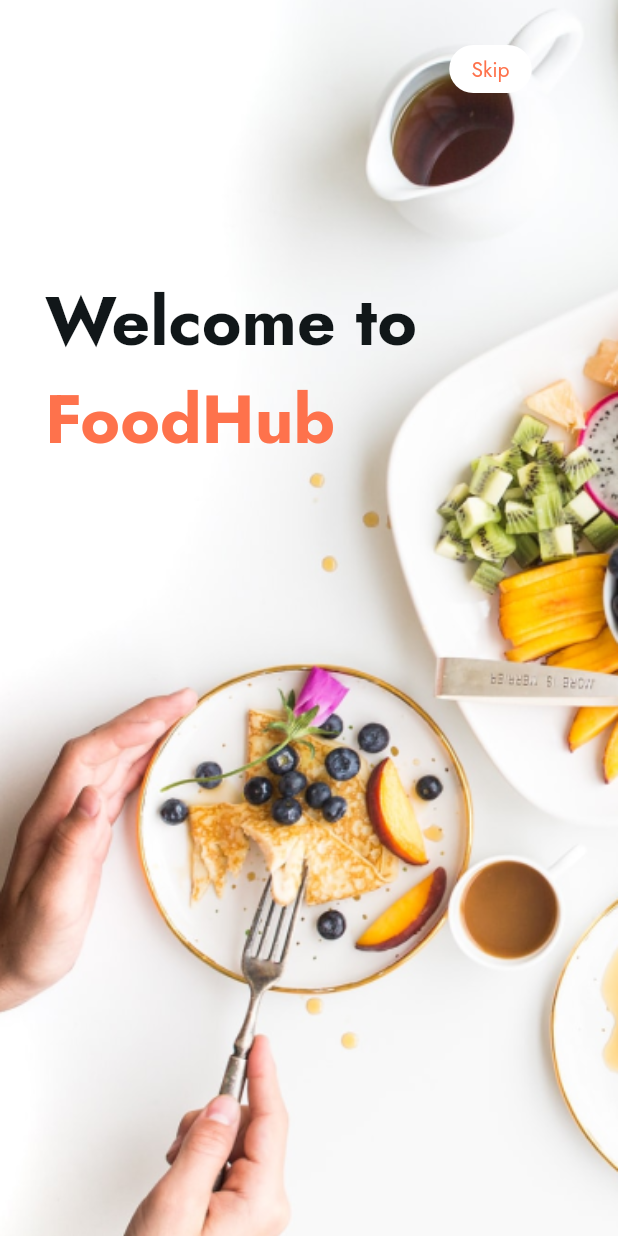
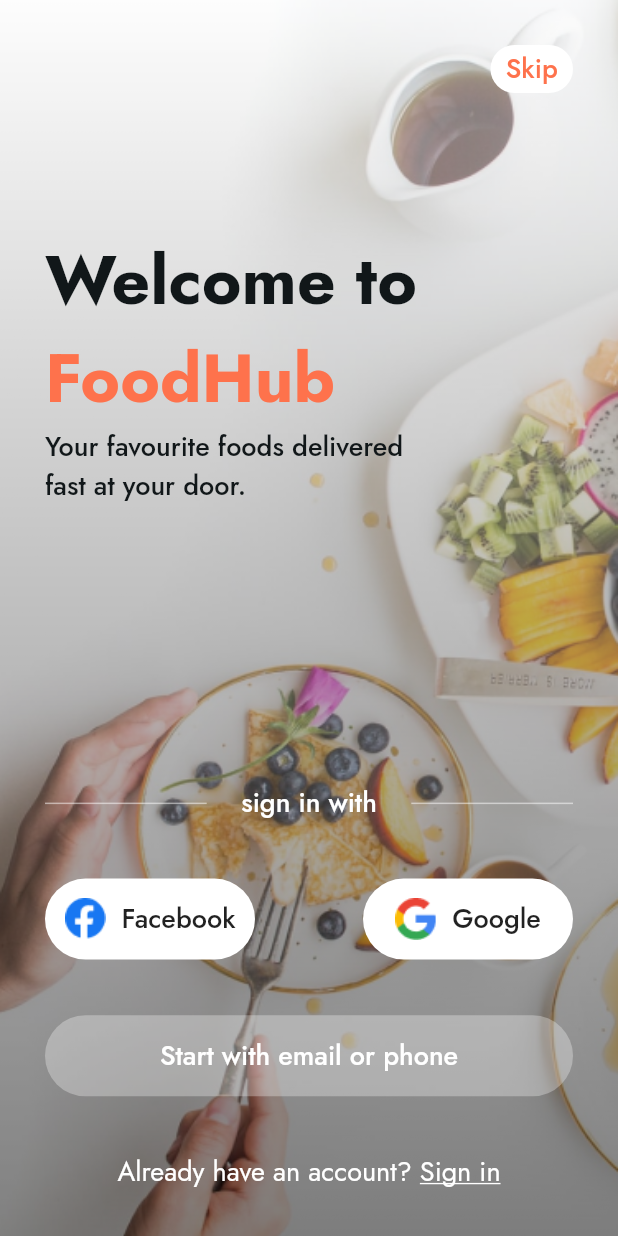
Before and after one commit to ahmedrsamak/food_hub, a Flutter app: the screen it shows after launch, on a phone screen of 412 x 824 dp. Run offline on Flutter 3.47's test engine with Material 2 defaults, Android fonts, the phone set to English and light mode, and no system bars.

Commit message:
Welcome_screen Completed

```diff
--- a/lib/components/buttons.dart
+++ b/lib/components/buttons.dart
@@ -1,4 +1,5 @@
 import 'package:flutter/material.dart';
+import 'package:food_hub/shared/styles/texts_styles.dart';
 
 class CustomButtons {
   static Widget textOnlyButton({
@@ -9,20 +10,70 @@ class CustomButtons {
     required String text,
     required void Function()? onTap,
   }) =>
-      InkWell(
+      Container(
+        decoration: BoxDecoration(
+          color: buttonColor,
+          borderRadius: BorderRadius.circular(30),
+        ),
+        child: Material(
+          color: Colors.transparent,
+          child: InkWell(
             onTap: onTap,
             child: Container(
               alignment: Alignment.center,
               width: width,
               height: height,
-          decoration: BoxDecoration(
-            color: buttonColor,
-            borderRadius: BorderRadius.circular(30),
-          ),
               child: Text(
                 text,
                 style: textStyle,
               ),
             ),
+          ),
+        ),
+      );
+
+  static Widget textLogoButton({
+    double width = 30,
+    double height = 20,
+    Color buttonColor = Colors.white,
+    TextStyle? textStyle,
+    EdgeInsets logoPadding = const EdgeInsets.symmetric(horizontal: 5),
+    required String text,
+    required void Function()? onTap,
+    required String logo,
+    required double logoHeight,
+    required double logoWidth,
+  }) =>
+      Container(
+        decoration: BoxDecoration(
+          color: buttonColor,
+          borderRadius: BorderRadius.circular(30),
+        ),
+        child: Material(
+          color: Colors.transparent,
+          child: InkWell(
+            onTap: onTap,
+            child: Container(
+              alignment: Alignment.center,
+              width: width,
+              height: height,
+              child: Row(
+                mainAxisAlignment: MainAxisAlignment.center,
+                children: [
+                  Image.asset(
+                    "assets/images/$logo.png",
+                    height: logoHeight,
+                    width: logoWidth,
+                  ),
+                  Padding(padding: logoPadding),
+                  Text(
+                    text,
+                    style: textStyle,
+                  ),
+                ],
+              ),
+            ),
+          ),
+        ),
       );
 }
--- /dev/null
+++ b/lib/components/otherCustomWidgets.dart
@@ -0,0 +1,23 @@
+import 'package:flutter/material.dart';
+
+class CustomWidgets {
+  static Widget customDividerWithCenterText({
+    Color? dividerColor,
+    required String text,
+    TextStyle? textStyle,
+    double thickness = 1,
+  }) =>
+      Row(
+        children: [
+          Expanded(child: Divider(color: dividerColor, thickness: thickness)),
+          Padding(
+            padding: EdgeInsets.symmetric(horizontal: 23),
+            child: Text(
+              text,
+              style: textStyle,
+            ),
+          ),
+          Expanded(child: Divider(color: dividerColor, thickness: 1)),
+        ],
+      );
+}
--- /dev/null
+++ b/lib/components/texts.dart
@@ -0,0 +1,18 @@
+import 'package:flutter/material.dart';
+
+class FoodHubCustomTexts {
+  static RichText customTextWithUrl({
+    required String text1,
+    required String text2,
+    TextStyle? text1Style,
+    TextStyle? text2Style,
+  }) =>
+      RichText(
+        text: TextSpan(
+          children: [
+            TextSpan(text: text1, style: text1Style),
+            TextSpan(text: text2, style: text2Style),
+          ],
+        ),
+      );
+}
--- a/lib/main.dart
+++ b/lib/main.dart
@@ -1,9 +1,15 @@
+import 'dart:ui';
+
 import 'package:flutter/material.dart';
 import 'package:food_hub/screens/primary_screens/splash_screen.dart';
 import 'package:food_hub/screens/primary_screens/welcome_screen.dart';
 import 'package:food_hub/shared/styles/colors.dart';
 
+var physicalScreenSize = window.physicalSize;
+var physicalWidth = physicalScreenSize.width;
+var physicalHeight = physicalScreenSize.height;
 void main() {
+  print("width: $physicalWidth\nheight: $physicalHeight");
   runApp(const MyApp());
 }
 
--- a/lib/screens/primary_screens/splash_screen.dart
+++ b/lib/screens/primary_screens/splash_screen.dart
@@ -1,6 +1,6 @@
 import 'package:flutter/material.dart';
 import 'package:food_hub/shared/styles/colors.dart';
-import 'package:food_hub/shared/styles/texts.dart';
+import 'package:food_hub/shared/styles/texts_styles.dart';
 
 class SplashScreen extends StatelessWidget {
   const SplashScreen({Key? key}) : super(key: key);
--- a/lib/screens/primary_screens/welcome_screen.dart
+++ b/lib/screens/primary_screens/welcome_screen.dart
@@ -1,31 +1,41 @@
 import 'package:flutter/material.dart';
 import 'package:food_hub/components/buttons.dart';
+import 'package:food_hub/components/otherCustomWidgets.dart';
+import 'package:food_hub/components/texts.dart';
+import 'package:food_hub/main.dart';
 import 'package:food_hub/shared/styles/colors.dart';
-import 'package:food_hub/shared/styles/texts.dart';
+import 'package:food_hub/shared/styles/texts_styles.dart';
 
 class WelcomeScreen extends StatelessWidget {
   const WelcomeScreen({Key? key}) : super(key: key);
 
   @override
   Widget build(BuildContext context) {
+    // SafeArea Widget to keep distance between draggable top bar
     return SafeArea(
       child: Scaffold(
+        // Create Container top act like background image and include widgets inside it
         body: Container(
-          width: double.infinity,
-          height: double.infinity,
+          width: physicalWidth,
+          height: physicalHeight,
           decoration: BoxDecoration(
+            gradient: LinearGradient(
+              begin: Alignment.topCenter,
+              end: Alignment.bottomCenter,
+              colors: <Color>[Colors.transparent, Colors.black],
+            ),
             image: DecorationImage(
+              opacity: 0.5,
               image: AssetImage("assets/images/welcome_screen_background.png"),
               fit: BoxFit.cover,
             ),
           ),
           child: Padding(
-            padding: EdgeInsets.symmetric(horizontal: 30),
+            padding: EdgeInsets.all(30),
             child: Column(
               children: [
-                Padding(
-                  padding: EdgeInsets.only(right: 27.5, top: 30),
-                  child: Align(
+                // Skip Button below Wrapped by Padding
+                Align(
                   alignment: Alignment.topRight,
                   child: CustomButtons.textOnlyButton(
                       width: 55,
@@ -36,8 +46,9 @@ class WelcomeScreen extends StatelessWidget {
                           color: FoodHubColors.primaryColor),
                       onTap: () {}), //TODO (1 welcome_screen skip button)
                 ),
-                ),
-                SizedBox(height: 120),
+                // Distance between top and Text
+                Spacer(flex: 5), //TODO change to Spacer
+                // Main text
                 Align(
                   alignment: Alignment.centerLeft,
                   child: RichText(
@@ -62,7 +73,75 @@ class WelcomeScreen extends StatelessWidget {
                       ],
                     ),
                   ),
-                )
+                ),
+                Align(
+                  alignment: Alignment.centerLeft,
+                  child: Text(
+                    "Your favourite foods delivered\nfast at your door.",
+                    style: FoodHubTextStyles.defualtTextStyle(
+                        fontsize: 18, color: FoodHubColors.textBlack),
+                  ),
+                ),
+                Spacer(flex: 10),
+                CustomWidgets.customDividerWithCenterText(
+                  text: "sign in with",
+                  textStyle: FoodHubTextStyles.defualtTextStyle(
+                      color: FoodHubColors.white, fontWeight: FontWeight.w500),
+                  dividerColor: FoodHubColors.white.withOpacity(0.5),
+                ),
+                Spacer(flex: 2),
+                Row(
+                  mainAxisAlignment: MainAxisAlignment.center,
+                  children: [
+                    CustomButtons.textLogoButton(
+                      textStyle: FoodHubTextStyles.defualtTextStyle(),
+                      text: "Facebook",
+                      onTap:
+                          () {}, // TODO add Facebook logo Function in welcome screen
+                      logo: "facebook_logo",
+                      logoHeight: 28,
+                      logoWidth: 28,
+                      width: 140,
+                      height: 54,
+                    ),
+                    Spacer(),
+                    CustomButtons.textLogoButton(
+                      text: "Google",
+                      onTap:
+                          () {}, // TODO add on Tap google Function in welcome screen
+                      logo: "google_logo",
+                      logoHeight: 28,
+                      logoWidth: 28,
+                      width: 140,
+                      height: 54,
+                      textStyle: FoodHubTextStyles.defualtTextStyle(),
+                    ),
+                  ],
+                ),
+                Spacer(flex: 2),
+                CustomButtons.textOnlyButton(
+                  width: double.infinity,
+                  height: 54,
+                  textStyle: FoodHubTextStyles.defualtTextStyle(
+                    color: FoodHubColors.white,
+                  ),
+                  buttonColor: FoodHubColors.white.withOpacity(0.3),
+                  text: "Start with email or phone",
+                  onTap:
+                      () {}, // TODO add Strat with email or phone button function in welcome screen
+                ),
+                Spacer(flex: 2),
+                FoodHubCustomTexts.customTextWithUrl(
+                  text1: "Already have an account? ",
+                  text1Style: FoodHubTextStyles.defualtTextStyle(
+                      color: FoodHubColors.white, fontWeight: FontWeight.w400),
+                  text2: "Sign in",
+                  text2Style: FoodHubTextStyles.defualtTextStyle(
+                    color: FoodHubColors.white,
+                    fontWeight: FontWeight.w400,
+                    textUnderline: true,
+                  ),
+                ),
               ],
             ),
           ),
--- a/lib/shared/styles/texts.dart
+++ /dev/null
@@ -1,19 +0,0 @@
-import 'package:flutter/material.dart';
-import 'package:food_hub/shared/styles/colors.dart';
-
-class FoodHubTextStyles {
-  static TextStyle splashText1 = TextStyle(
-      fontSize: 40, fontFamily: "Phosphate", color: FoodHubColors.white);
-  static TextStyle splashText2 = TextStyle(
-      fontSize: 40,
-      fontFamily: "Phosphate",
-      color: FoodHubColors.white.withOpacity(0.6));
-  static TextStyle defualtTextStyle(
-          {Color? color, double fontsize = 14, FontWeight? fontWeight}) =>
-      TextStyle(
-        color: color!,
-        fontSize: fontsize,
-        fontFamily: "Jost",
-        fontWeight: fontWeight,
-      );
-}
--- /dev/null
+++ b/lib/shared/styles/texts_styles.dart
@@ -0,0 +1,27 @@
+import 'package:flutter/material.dart';
+import 'package:food_hub/shared/styles/colors.dart';
+
+class FoodHubTextStyles {
+  static TextStyle splashText1 = TextStyle(
+      fontSize: 40, fontFamily: "Phosphate", color: FoodHubColors.white);
+  static TextStyle splashText2 = TextStyle(
+      fontSize: 40,
+      fontFamily: "Phosphate",
+      color: FoodHubColors.white.withOpacity(0.6));
+  static TextStyle defualtTextStyle({
+    Color? color,
+    double fontsize = 18,
+    FontWeight fontWeight = FontWeight.w500,
+    Color? colorWithOpacity,
+    bool textUnderline = false,
+  }) =>
+      TextStyle(
+          color: color,
+          backgroundColor: colorWithOpacity,
+          fontSize: fontsize,
+          fontFamily: "Jost",
+          fontWeight: fontWeight,
+          decoration: textUnderline == true
+              ? TextDecoration.underline
+              : TextDecoration.none);
+}
```
Also changed, not shown: assets/images/facebook_logo.png (added), assets/images/google_logo.png (added). Lines whose indentation alone changed are shown as unchanged.
